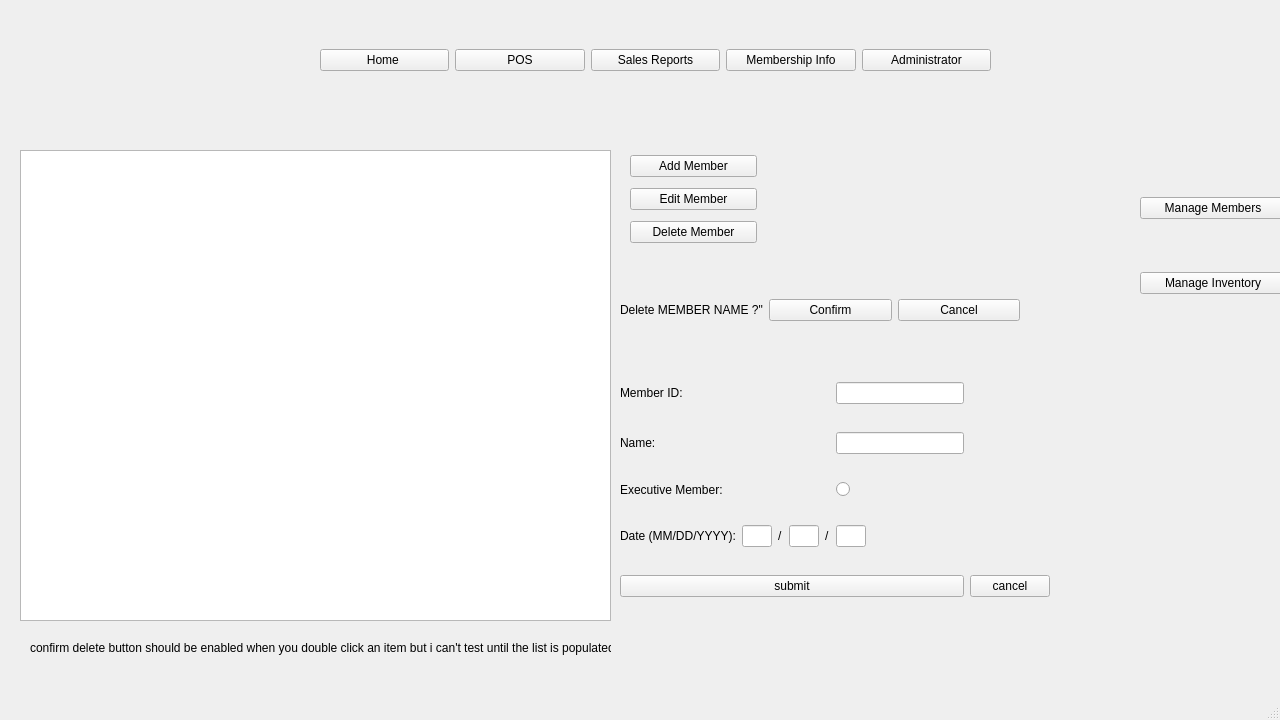
Big-Dogs/Bulk-Club-Project, file mainwindow.ui: the form before one commit.
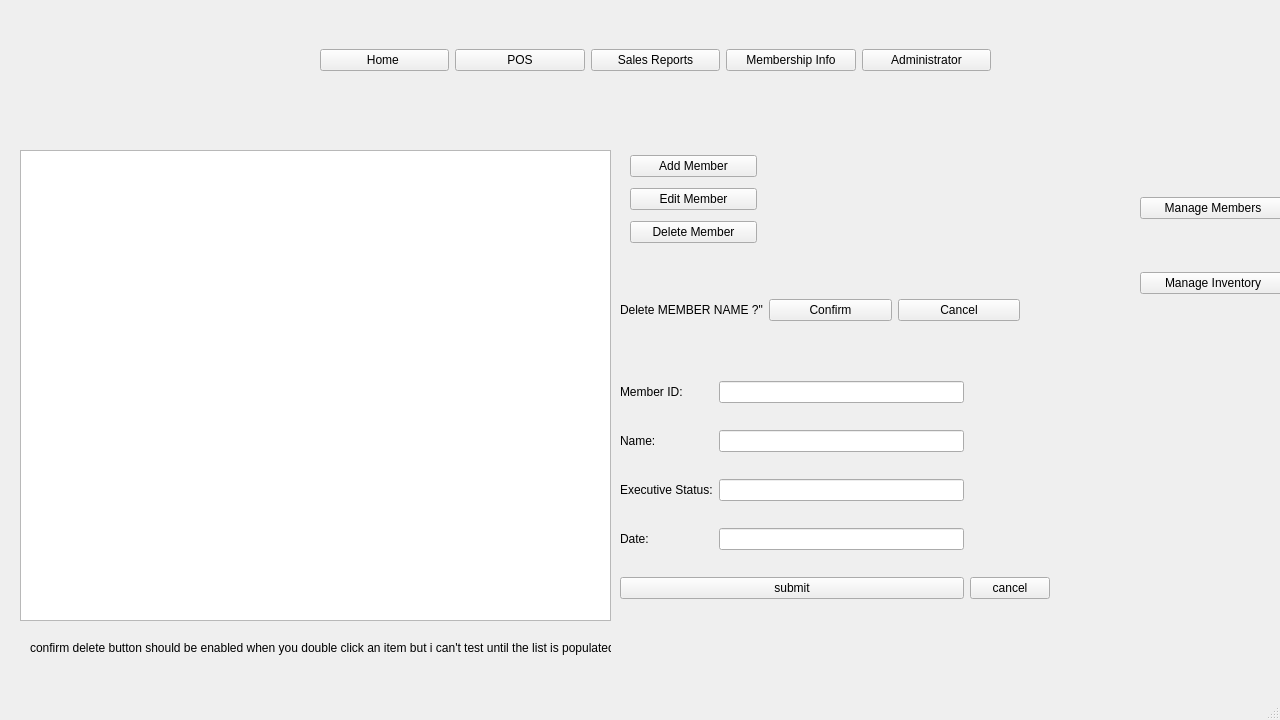
The form after the commit. The open tabs and pages were chosen to show the change.

```diff
--- a/mainwindow.ui
+++ b/mainwindow.ui
@@ -703,57 +703,6 @@
          </rect>
         </property>
         <layout class="QGridLayout" name="gridLayout_admin_datafields">
-         <item row="3" column="5">
-          <widget class="QLineEdit" name="lineEdit_admin_membersubmission_year">
-           <property name="sizePolicy">
-            <sizepolicy hsizetype="Fixed" vsizetype="Fixed">
-             <horstretch>0</horstretch>
-             <verstretch>0</verstretch>
-            </sizepolicy>
-           </property>
-           <property name="maximumSize">
-            <size>
-             <width>30</width>
-             <height>16777215</height>
-            </size>
-           </property>
-          </widget>
-         </item>
-         <item row="4" column="0" colspan="6">
-          <widget class="QPushButton" name="pushButton_admin_membersubmission_submit">
-           <property name="text">
-            <string>submit</string>
-           </property>
-          </widget>
-         </item>
-         <item row="3" column="2">
-          <widget class="QLabel" name="label_admin_slash2">
-           <property name="text">
-            <string>/</string>
-           </property>
-          </widget>
-         </item>
-         <item row="3" column="4">
-          <widget class="QLabel" name="label_admin_slash1">
-           <property name="text">
-            <string>/</string>
-           </property>
-          </widget>
-         </item>
-         <item row="0" column="0">
-          <widget class="QLabel" name="label_admin_membersubmission_id">
-           <property name="text">
-            <string>Member ID:</string>
-           </property>
-          </widget>
-         </item>
-         <item row="2" column="5">
-          <widget class="QRadioButton" name="radioButton">
-           <property name="text">
-            <string/>
-           </property>
-          </widget>
-         </item>
          <item row="1" column="0">
           <widget class="QLabel" name="label_admin_membersubmission_name">
            <property name="text">
@@ -761,65 +710,53 @@
            </property>
           </widget>
          </item>
-         <item row="3" column="3">
-          <widget class="QLineEdit" name="lineEdit_admin_membersubmission_day">
-           <property name="sizePolicy">
-            <sizepolicy hsizetype="Fixed" vsizetype="Fixed">
-             <horstretch>0</horstretch>
-             <verstretch>0</verstretch>
-            </sizepolicy>
+         <item row="0" column="0">
+          <widget class="QLabel" name="label_admin_membersubmission_id">
+           <property name="text">
+            <string>Member ID:</string>
            </property>
-           <property name="maximumSize">
-            <size>
-             <width>30</width>
-             <height>16777215</height>
-            </size>
+          </widget>
+         </item>
+         <item row="2" column="0">
+          <widget class="QLabel" name="label_admin_membersubmission_executive">
+           <property name="text">
+            <string>Executive Status:</string>
            </property>
           </widget>
          </item>
+         <item row="2" column="1">
+          <widget class="QLineEdit" name="lineEdit_admin_membersubmission_executive"/>
+         </item>
          <item row="3" column="0">
           <widget class="QLabel" name="label_admin_membersubmission_date">
            <property name="text">
-            <string>Date (MM/DD/YYYY):</string>
+            <string>Date:</string>
            </property>
           </widget>
          </item>
-         <item row="4" column="7">
-          <widget class="QPushButton" name="pushButton_admin_membersubmission_cancel">
+         <item row="4" column="0" colspan="2">
+          <widget class="QPushButton" name="pushButton_admin_membersubmission_submit">
            <property name="text">
-            <string>cancel</string>
+            <string>submit</string>
            </property>
           </widget>
          </item>
          <item row="3" column="1">
-          <widget class="QLineEdit" name="lineEdit_admin_membersubmission_month">
-           <property name="sizePolicy">
-            <sizepolicy hsizetype="Fixed" vsizetype="Fixed">
-             <horstretch>0</horstretch>
-             <verstretch>0</verstretch>
-            </sizepolicy>
-           </property>
-           <property name="maximumSize">
-            <size>
-             <width>30</width>
-             <height>16777215</height>
-            </size>
-           </property>
-          </widget>
+          <widget class="QLineEdit" name="lineEdit_admin_membersubmission_date"/>
          </item>
-         <item row="2" column="0">
-          <widget class="QLabel" name="label_admin_membersubmission_executive">
-           <property name="text">
-            <string>Executive Member:</string>
-           </property>
-          </widget>
-         </item>
-         <item row="1" column="5">
-          <widget class="QLineEdit" name="lineEdit_admin_membersubmission_name"/>
-         </item>
-         <item row="0" column="5">
+         <item row="0" column="1">
           <widget class="QLineEdit" name="lineEdit_admin_membersubmission_id"/>
          </item>
+         <item row="1" column="1">
+          <widget class="QLineEdit" name="lineEdit_admin_membersubmission_name"/>
+         </item>
+         <item row="4" column="2">
+          <widget class="QPushButton" name="pushButton_admin_membersubmission_cancel">
+           <property name="text">
+            <string>cancel</string>
+           </property>
+          </widget>
+         </item>
         </layout>
        </widget>
        <widget class="QWidget" name="gridWidget_admin_confirmdeletemember" native="true">
```
Left out of the diff: 183 changed lines with no effect on the pictures.
